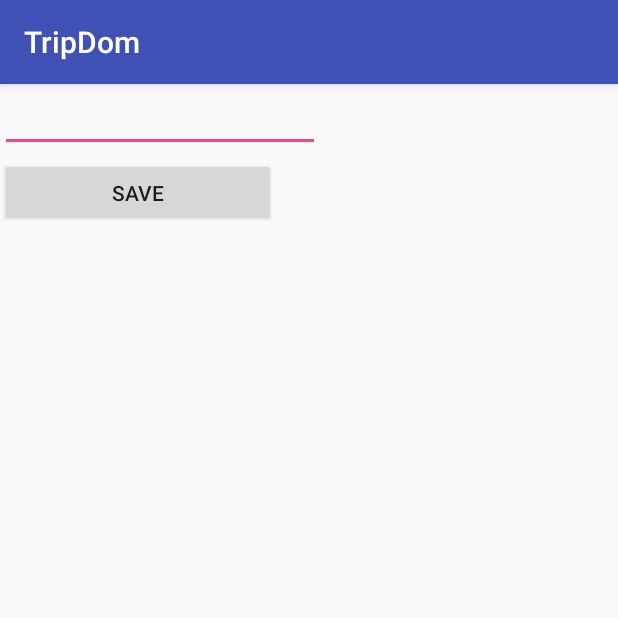
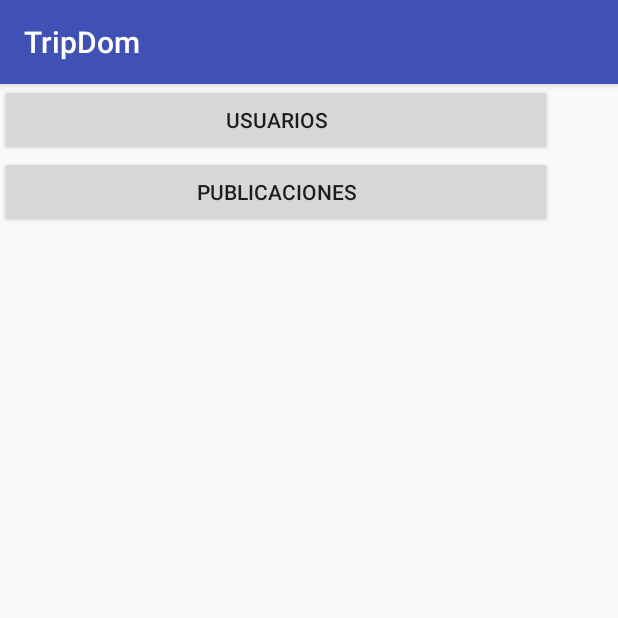
Before and after one commit to iblamer/TripDom3, an Android app: the screen it shows after launch (MainActivity), on a phone screen of 412 x 824 dp, the top half of it. Run offline under Robolectric (Android 15) with nearby library versions, the phone set to English and light mode, and no system bars.

Commit message:
some things

```diff
--- a/app/src/main/AndroidManifest.xml
+++ b/app/src/main/AndroidManifest.xml
@@ -17,7 +17,10 @@
             </intent-filter>
         </activity>
         <activity android:name=".Visualize" />
-        <activity android:name=".view.RegistroUsuario"/>
+        <activity android:name=".view.RegistroUsuario" />
+        <activity android:name=".view.ListaUsuario" />
+        <activity android:name=".view.RegistroPublicacion" />
+        <activity android:name=".view.ListaPublicacion"></activity>
     </application>
 
 </manifest>
--- a/app/src/main/java/edu/itla/tripdom/Entity/Usuarios.java
+++ b/app/src/main/java/edu/itla/tripdom/Entity/Usuarios.java
@@ -1,10 +1,12 @@
 package edu.itla.tripdom.Entity;
+
+import java.io.Serializable;
 
 /**
  * Created by fabio on 11/13/2017.
  */
 
-public class Usuarios {
+public class Usuarios implements Serializable {
     private int usuarioId;
     private String nombreUsuario;
     private TipoUsuario tipoUsuario;
--- a/app/src/main/java/edu/itla/tripdom/MainActivity.java
+++ b/app/src/main/java/edu/itla/tripdom/MainActivity.java
@@ -8,6 +8,7 @@ import android.widget.Button;
 import android.widget.EditText;
 import android.widget.Toast;
 
+import edu.itla.tripdom.view.ListaUsuario;
 import edu.itla.tripdom.view.RegistroUsuario;
 
 public class MainActivity extends AppCompatActivity {
@@ -16,16 +17,15 @@ public class MainActivity extends AppCompatActivity {
     protected void onCreate(Bundle savedInstanceState) {
         super.onCreate(savedInstanceState);
         setContentView(R.layout.activity_main);
-        final EditText txtName = findViewById(R.id.txtName);
-        Button btnSave = findViewById(R.id.btnSave);
+        Button btnUsuario = findViewById(R.id.btnUsuario);
 
-        btnSave.setOnClickListener(new View.OnClickListener() {
+        btnUsuario.setOnClickListener(new View.OnClickListener() {
             @Override
             public void onClick(View view) {
                 /*Toast message  = Toast.makeText(MainActivity.this, "Hola " + txtName.getText(), Toast.LENGTH_LONG);
                 message.show();*/
-                Intent intentar = new Intent(MainActivity.this, RegistroUsuario.class);
-                intentar.putExtra("Nombre", txtName.getText().toString());
+                Intent intentar = new Intent(MainActivity.this, ListaUsuario.class);
+
                 startActivity(intentar);
 
 
--- a/app/src/main/res/layout/activity_main.xml
+++ b/app/src/main/res/layout/activity_main.xml
@@ -7,23 +7,23 @@
     tools:context="edu.itla.tripdom.MainActivity">
 
 
-    <EditText
-        android:id="@+id/txtName"
-        android:layout_width="wrap_content"
-        android:layout_height="wrap_content"
-        android:ems="10"
-        android:inputType="textPersonName"
-        android:text=""
-        tools:layout_editor_absoluteX="16dp"
-        tools:layout_editor_absoluteY="45dp" />
+    <LinearLayout
+        android:layout_width="368dp"
+        android:layout_height="495dp"
+        android:orientation="vertical"
+        tools:layout_editor_absoluteX="8dp"
+        tools:layout_editor_absoluteY="8dp">
 
-    <Button
-        android:id="@+id/btnSave"
-        android:layout_width="184dp"
-        android:layout_height="46dp"
-        android:layout_marginTop="4dp"
-        android:text="Save"
-        app:layout_constraintTop_toBottomOf="@+id/txtName"
-        tools:layout_editor_absoluteX="16dp" />
+        <Button
+            android:id="@+id/btnUsuario"
+            android:layout_width="match_parent"
+            android:layout_height="wrap_content"
+            android:text="Usuarios" />
 
+        <Button
+            android:id="@+id/btnPublicacion"
+            android:layout_width="match_parent"
+            android:layout_height="wrap_content"
+            android:text="PUBLICACIONES" />
+    </LinearLayout>
 </android.support.constraint.ConstraintLayout>
```
Also changed, not shown: app/src/main/java/edu/itla/tripdom/dao/UsuarioDbo.java (+35 -2 lines), app/src/main/java/edu/itla/tripdom/view/ListaPublicacion.java (added, +15 -0 lines), app/src/main/java/edu/itla/tripdom/view/ListaUsuario.java (added, +69 -0 lines), app/src/main/java/edu/itla/tripdom/view/RegistroPublicacion.java (added, +15 -0 lines), app/src/main/java/edu/itla/tripdom/view/RegistroUsuario.java (+19 -3 lines), app/src/main/java/edu/itla/tripdom/view/listadapter/UsuarioListAdapter.java (added, +64 -0 lines), app/src/main/res/layout/activity_lista__usuario.xml (added, +33 -0 lines), app/src/main/res/layout/activity_lista_publicacion.xml (added, +78 -0 lines), app/src/main/res/layout/activity_registro_publicaciones.xml (added, +9 -0 lines), app/src/main/res/layout/listview_usuario_row.xml (added, +26 -0 lines).
